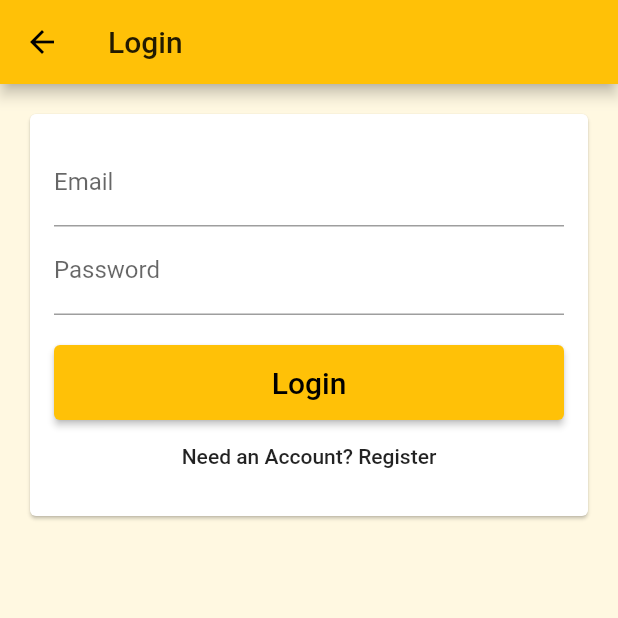
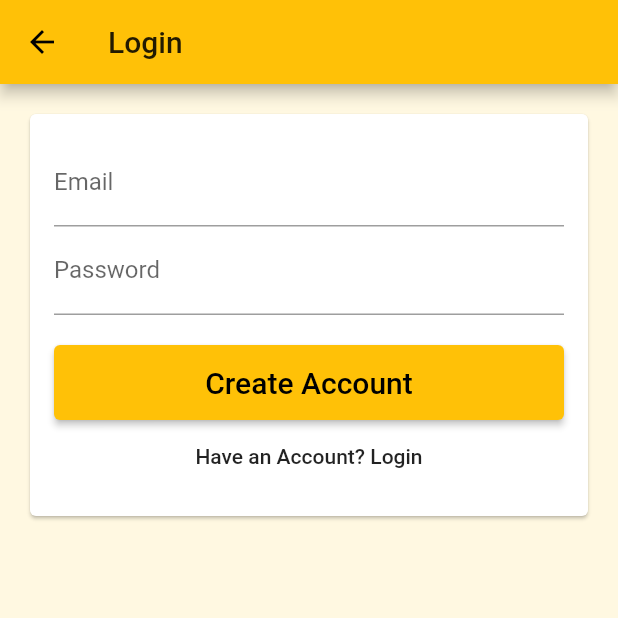
Before and after one commit to ovokojo/fitnesstracker, a Flutter app: the EmailLogin screen opened directly, after a tap on "Need an Account? Register", on a phone screen of 412 x 824 dp, the top half of it. Run offline on Flutter 3.47's test engine with Material 2 defaults, Android fonts, the phone set to English and light mode, and no system bars; our stand-ins replace firebase_auth, google_sign_in; accounts and stored records are empty.

Commit message:
Toggle signup/login

```diff
--- a/lib/app/login/email_form.dart
+++ b/lib/app/login/email_form.dart
@@ -1,16 +1,48 @@
 import 'package:flutter/material.dart';
 import 'package:timetracker/common_widgets/form_submit_button.dart';
 
-class EmailLoginForm extends StatelessWidget {
+enum EmailFormType { Login, Register }
+
+class EmailLoginForm extends StatefulWidget {
+  @override
+  _EmailLoginFormState createState() => _EmailLoginFormState();
+}
+
+class _EmailLoginFormState extends State<EmailLoginForm> {
+  final TextEditingController _emailController = TextEditingController();
+  final TextEditingController _passwordController = TextEditingController();
+  var formType = EmailFormType.Login;
+
+  void _submitForm() {
+    print(
+        'email: ${_emailController.text} | pass: ${_passwordController.text}');
+  }
+
+  void _toggleFormType() {
+    setState(() {
+      formType == EmailFormType.Login
+          ? formType = EmailFormType.Register
+          : formType = EmailFormType.Login;
+    });
+  }
+
   List<Widget> _buildChildren() {
+    final _primaryText =
+        formType == EmailFormType.Login ? 'Login' : 'Create Account';
+    final _secondaryText = formType == EmailFormType.Login
+        ? 'Need an Account? Register'
+        : 'Have an Account? Login';
+
     return [
       TextField(
+        controller: _emailController,
         decoration: InputDecoration(
           labelText: 'Email',
           hintText: 'user@email.com',
         ),
       ),
       TextField(
+        controller: _passwordController,
         obscureText: true,
         decoration: InputDecoration(
           labelText: 'Password',
@@ -19,8 +51,8 @@ class EmailLoginForm extends StatelessWidget {
       SizedBox(
         height: 20,
       ),
-      FormSubmitButton(text: 'Login', onPressed: (){}),
-      FlatButton(onPressed: () {}, child: Text('Need an Account? Register'))
+      FormSubmitButton(text: _primaryText, onPressed: _submitForm),
+      FlatButton(onPressed: _toggleFormType, child: Text(_secondaryText))
     ];
   }
 
```
